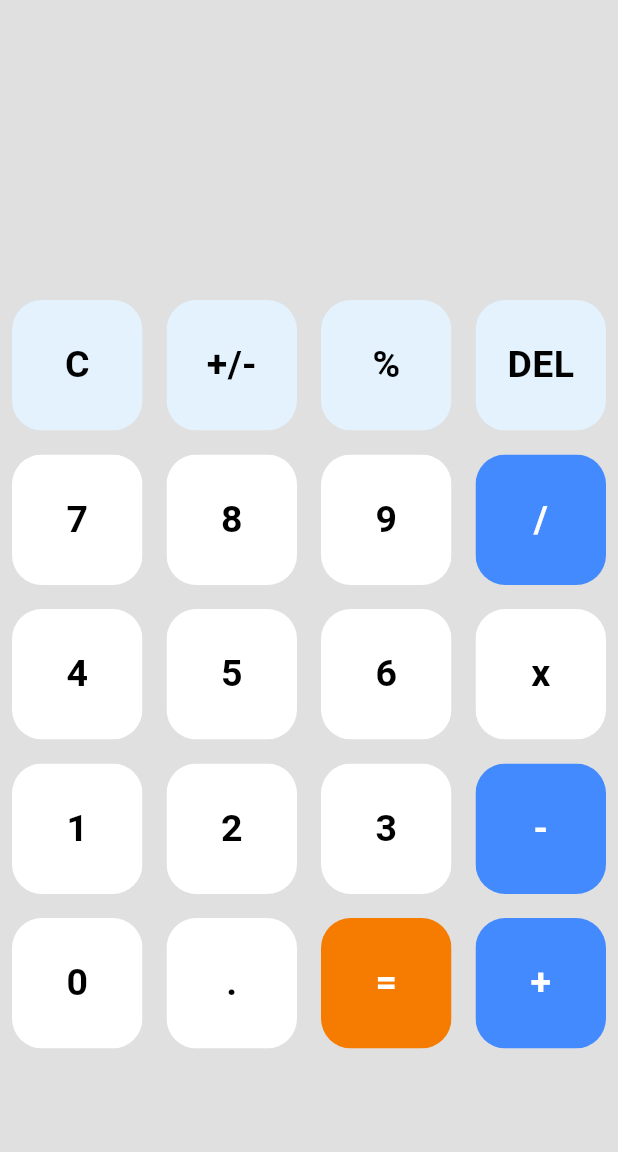
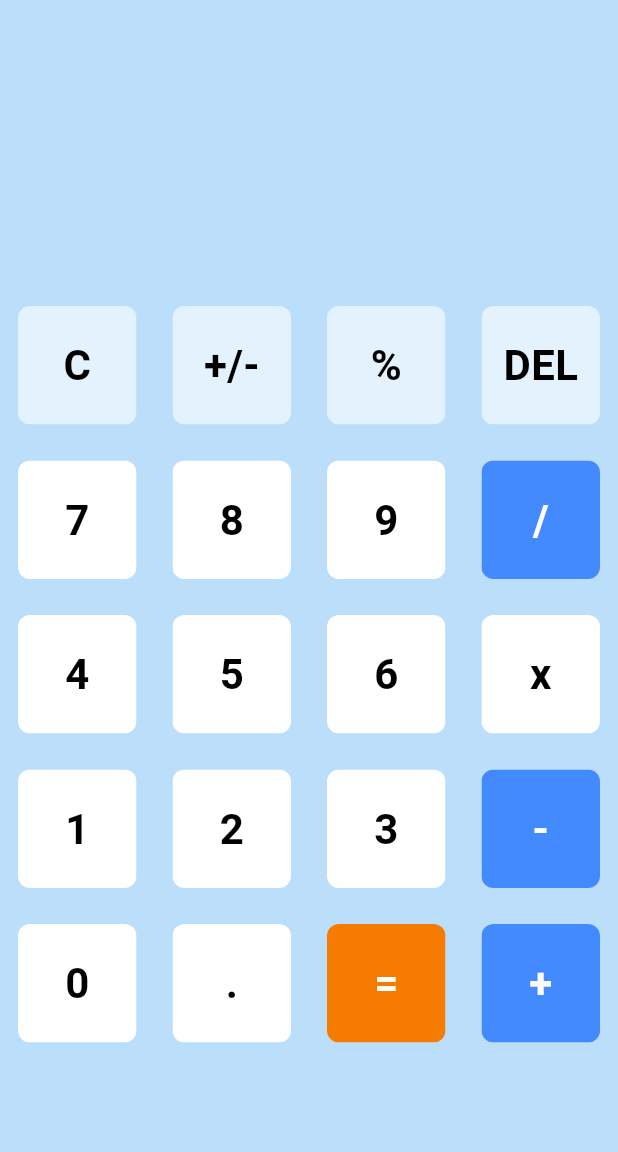
Before and after one commit to studTon/abacus_calc, a Flutter app: the screen it shows after launch, on a phone screen of 412 x 824 dp, the part 84-1236 px from its top. Run offline on Flutter 3.47's test engine with Material 3 defaults, Android fonts, the phone set to English and light mode, and no system bars; our stand-ins replace math_expressions.

Commit message:
Realese version

```diff
--- a/lib/buttons.dart
+++ b/lib/buttons.dart
@@ -18,9 +18,9 @@ class MyButton extends StatelessWidget {
     return GestureDetector(
       onTap: buttontapped,
       child: Padding(
-        padding: const EdgeInsets.all(8.0),
+        padding: const EdgeInsets.all(12.0),
         child: ClipRRect(
-          borderRadius: BorderRadius.circular(20),
+          borderRadius: BorderRadius.circular(8),
           child: Container(
             color: color,
             child: Center(
@@ -28,7 +28,7 @@ class MyButton extends StatelessWidget {
                 buttonText,
                 style: TextStyle(
                   color: textColor,
-                  fontSize: 25,
+                  fontSize: 28,
                   fontWeight: FontWeight.bold,
                 ),
               ),
--- a/lib/main.dart
+++ b/lib/main.dart
@@ -62,7 +62,7 @@ class _HomePageState extends State<HomePage> {
         backgroundColor: Colors.blueAccent,
         foregroundColor: Colors.white,
       ),
-      backgroundColor: Colors.grey[300],
+      backgroundColor: Colors.blue[100],
       body: Column(
         children: <Widget>[
           Expanded(
@@ -76,7 +76,7 @@ class _HomePageState extends State<HomePage> {
                       scrollDirection: Axis.horizontal,
                       child: Text(
                         userInput,
-                        style: const TextStyle(fontSize: 18, color: Colors.black),
+                        style: const TextStyle(fontSize: 40, color: Color.fromARGB(255, 14, 62, 86)),
                       ),
                     ),
                   ),
@@ -89,7 +89,7 @@ class _HomePageState extends State<HomePage> {
                         answer,
                         style: const TextStyle(
                             fontSize: 30,
-                            color: Colors.black,
+                            color: Color.fromARGB(255, 14, 62, 86),
                             fontWeight: FontWeight.bold),
                       ),
                     ),
```
